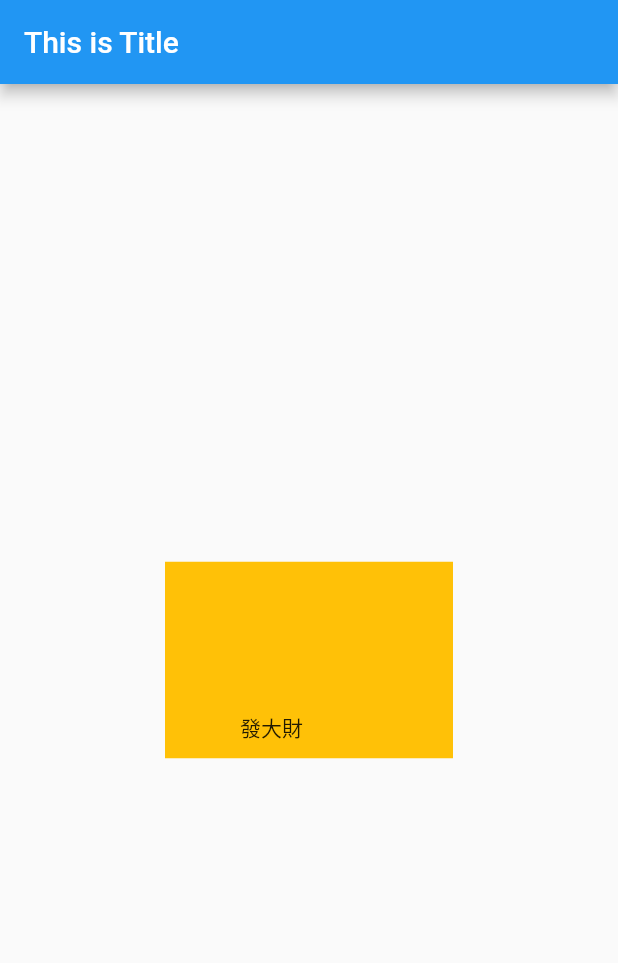
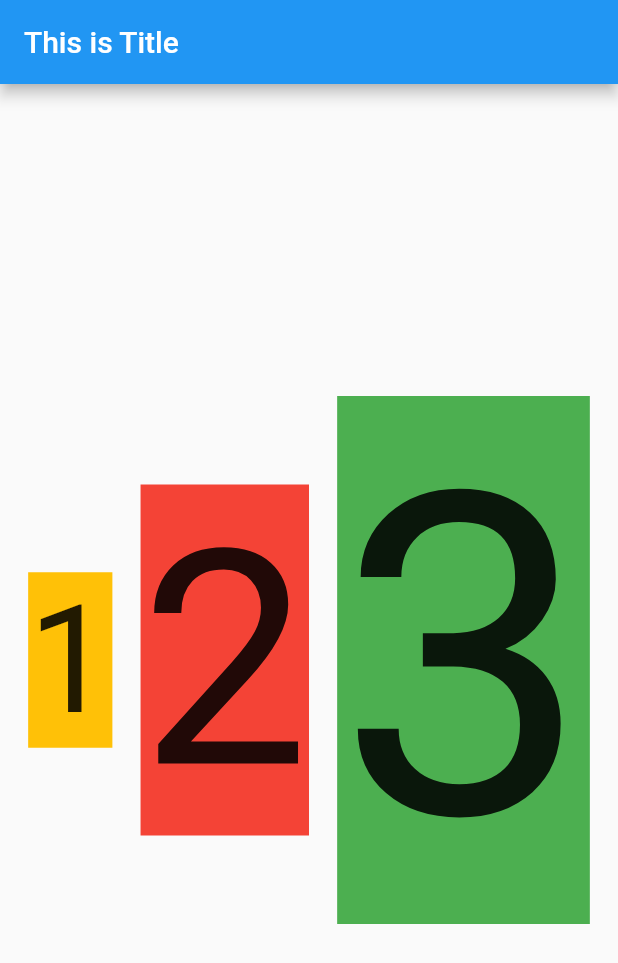
Before and after one commit to moonjuice/LearningFlutter, a Flutter app: the screen it shows after launch, on a phone screen of 412 x 824 dp. Shown: the top 963 px of the screen. Run offline on Flutter 3.47's test engine with Material 2 defaults, Android fonts, the phone set to English and light mode, and no system bars.

Commit message:
Day 7：水平 Row 和垂直 Column 容器

```diff
--- a/lib/main.dart
+++ b/lib/main.dart
@@ -27,10 +27,24 @@ class HomePage extends StatelessWidget {
   @override
   Widget build(BuildContext context) {
     return Center(
-        child: Container(
-      color: Colors.amber,
-      child: Text('發大財'),
-      padding: EdgeInsets.only(left: 50, top: 100, right: 100, bottom: 10),
-    ));
+      child: Row(
+        mainAxisAlignment: MainAxisAlignment.spaceEvenly,
+        crossAxisAlignment: CrossAxisAlignment.center,
+        children: <Widget>[
+          Container(
+            color: Colors.amber,
+            child: Text('1', style: TextStyle(fontSize: 100)),
+          ),
+          Container(
+            color: Colors.red,
+            child: Text('2', style: TextStyle(fontSize: 200)),
+          ),
+          Container(
+            color: Colors.green,
+            child: Text('3', style: TextStyle(fontSize: 300)),
+          )
+        ],
+      ),
+    );
   }
 }
```
